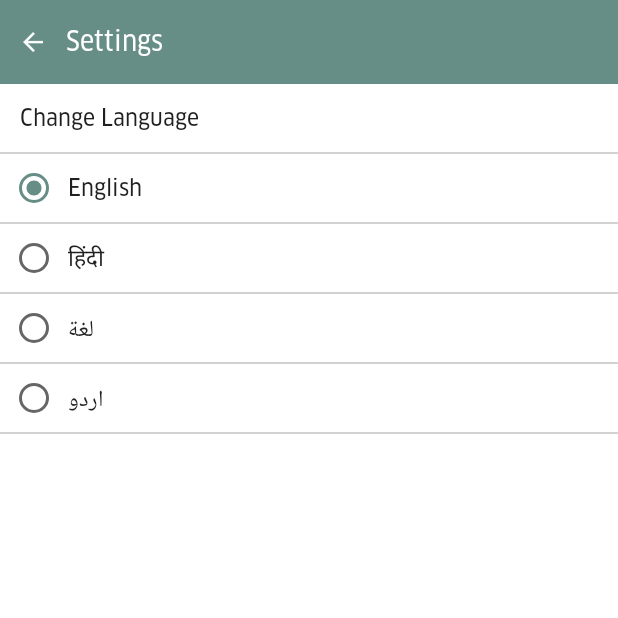
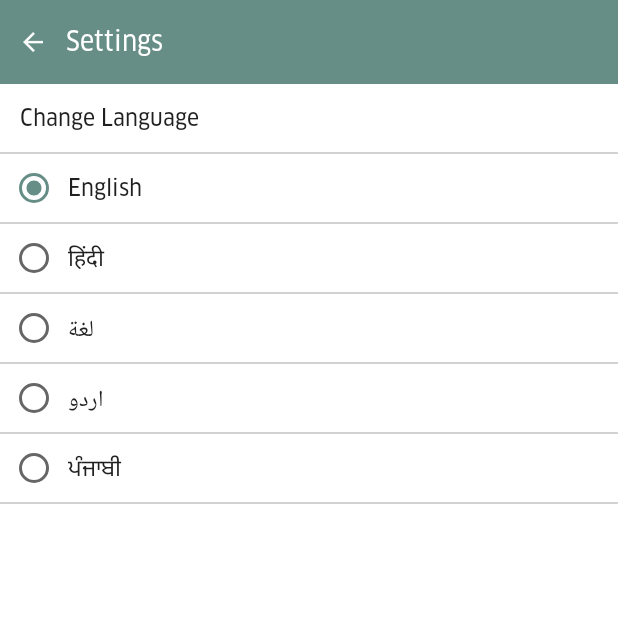
Before and after one commit to ssaranga/Dot2dotz_android_provider, an Android app: the ActivitySettings screen opened directly, with no data from a screen before it, on a phone screen of 412 x 824 dp, the top half of it. Run offline under Robolectric (Android 15) with nearby library versions, the phone set to English and light mode, and no system bars; our stand-ins replace sdp/ssp sizes; network calls fail.

Commit message:
punjabi language added

```diff
--- a/app/src/main/java/com/dot2dotz/provider/Activity/ActivitySettings.java
+++ b/app/src/main/java/com/dot2dotz/provider/Activity/ActivitySettings.java
@@ -38,8 +38,8 @@ import retrofit2.Callback;
 
 public class ActivitySettings extends AppCompatActivity {
 
-    private RadioButton radioEnglish, radioHindi,radioArabic,radioUrdu;
-    private LinearLayout lnrEnglish, lnrHindi,lnrArabic,lnrUrdu;
+    private RadioButton radioEnglish, radioHindi,radioArabic,radioUrdu, radioPunjabi;
+    private LinearLayout lnrEnglish, lnrHindi,lnrArabic,lnrUrdu, lnrPunjabi;
     private int UPDATE_HOME_WORK = 1;
     private ApiInterface mApiInterface;
     private CustomDialog customDialog, customDialogNew;
@@ -61,12 +61,14 @@ public class ActivitySettings extends AppCompatActivity {
         radioHindi = (RadioButton) findViewById(R.id.radioHindi);
         radioArabic = (RadioButton) findViewById(R.id.radioArabic);
         radioUrdu = (RadioButton) findViewById(R.id.radioUrdu);
+        radioPunjabi = (RadioButton) findViewById(R.id.radioPunjabi);
 
 
 
         lnrEnglish = (LinearLayout) findViewById(R.id.lnrEnglish);
         lnrHindi = (LinearLayout) findViewById(R.id.lnrHindi);
         lnrUrdu = (LinearLayout) findViewById(R.id.lnrUrdu);
+        lnrPunjabi = (LinearLayout) findViewById(R.id.lnrPunjabi);
 
 
 
@@ -97,6 +99,10 @@ public class ActivitySettings extends AppCompatActivity {
         {
             radioUrdu.setChecked(true);
         }
+        else if(SharedHelper.getKey(ActivitySettings.this, "language").equalsIgnoreCase("pa"))
+        {
+            radioPunjabi.setChecked(true);
+        }
         else {
             radioEnglish.setChecked(true);
         }
@@ -108,6 +114,7 @@ public class ActivitySettings extends AppCompatActivity {
                 radioHindi.setChecked(false);
                 radioArabic.setChecked(false);
                 radioUrdu.setChecked(false);
+                radioPunjabi.setChecked(false);
             }
         });
 
@@ -118,6 +125,7 @@ public class ActivitySettings extends AppCompatActivity {
                 radioArabic.setChecked(false);
                 radioHindi.setChecked(true);
                 radioUrdu.setChecked(false);
+                radioPunjabi.setChecked(false);
             }
         });
 
@@ -129,6 +137,7 @@ public class ActivitySettings extends AppCompatActivity {
                 radioArabic.setChecked(true);
                 radioHindi.setChecked(false);
                 radioUrdu.setChecked(false);
+                radioPunjabi.setChecked(false);
             }
         });
 
@@ -140,9 +149,21 @@ public class ActivitySettings extends AppCompatActivity {
                 radioUrdu.setChecked(true);
                 radioArabic.setChecked(false);
                 radioHindi.setChecked(false);
+                radioPunjabi.setChecked(false);
             }
         });
 
+        lnrPunjabi.setOnClickListener(new View.OnClickListener()
+        {
+            @Override
+            public void onClick(View view) {
+                radioEnglish.setChecked(false);
+                radioUrdu.setChecked(false);
+                radioArabic.setChecked(false);
+                radioHindi.setChecked(false);
+                radioPunjabi.setChecked(true);
+            }
+        });
 
 
 
@@ -154,6 +175,7 @@ public class ActivitySettings extends AppCompatActivity {
                     radioHindi.setChecked(false);
                     radioArabic.setChecked(false);
                     radioEnglish.setChecked(true);
+                    radioPunjabi.setChecked(false);
                     SharedHelper.putKey(ActivitySettings.this, "language", "en");
 
                     setLanguage();
@@ -173,6 +195,8 @@ public class ActivitySettings extends AppCompatActivity {
                     radioArabic.setChecked(false);
                     radioEnglish.setChecked(false);
                     radioUrdu.setChecked(false);
+
+                    radioPunjabi.setChecked(false);
                     SharedHelper.putKey(ActivitySettings.this, "language", "hi");
 
                     setLanguage();
@@ -192,6 +216,8 @@ public class ActivitySettings extends AppCompatActivity {
                     radioHindi.setChecked(false);
                     radioArabic.setChecked(true);
                     radioUrdu.setChecked(false);
+
+                    radioPunjabi.setChecked(false);
                     SharedHelper.putKey(ActivitySettings.this, "language", "ar");
                     setLanguage();
                     GoToMainActivity();
@@ -211,7 +237,29 @@ public class ActivitySettings extends AppCompatActivity {
                     radioHindi.setChecked(false);
                     radioArabic.setChecked(false);
                     radioUrdu.setChecked(true);
+
+                    radioPunjabi.setChecked(false);
                     SharedHelper.putKey(ActivitySettings.this, "language", "ur");
+                    setLanguage();
+                    GoToMainActivity();
+                }
+            }
+        });
+
+        radioPunjabi.setOnCheckedChangeListener(new CompoundButton.OnCheckedChangeListener()
+        {
+            @Override
+            public void onCheckedChanged(CompoundButton compoundButton, boolean isChecked)
+            {
+                if (isChecked)
+                {
+                    radioEnglish.setChecked(false);
+                    radioHindi.setChecked(false);
+                    radioArabic.setChecked(false);
+                    radioUrdu.setChecked(false);
+
+                    radioPunjabi.setChecked(true);
+                    SharedHelper.putKey(ActivitySettings.this, "language", "pa");
                     setLanguage();
                     GoToMainActivity();
                 }
--- a/app/src/main/res/layout/activity_settings.xml
+++ b/app/src/main/res/layout/activity_settings.xml
@@ -184,6 +184,37 @@
             android:layout_marginTop="@dimen/_5sdp"
             android:background="@color/view_grey_bg"
             android:gravity="bottom" />
+        <LinearLayout
+            android:id="@+id/lnrPunjabi"
+            android:layout_width="match_parent"
+            android:layout_height="wrap_content"
+            android:orientation="horizontal"
+            android:paddingLeft="@dimen/_5sdp"
+            android:paddingTop="@dimen/_5sdp">
+
+            <RadioButton
+                android:id="@+id/radioPunjabi"
+                android:layout_width="wrap_content"
+                android:layout_height="wrap_content" />
+
+            <com.dot2dotz.provider.Utilities.MyBoldTextView
+                android:layout_width="match_parent"
+                android:layout_height="wrap_content"
+                android:paddingLeft="@dimen/_5sdp"
+                android:text="@string/punjabi"
+                android:textAlignment="viewStart"
+                android:textColor="@color/black_text_color"
+                android:textSize="@dimen/_12sdp"
+                android:visibility="visible" />
+
+        </LinearLayout>
+
+        <View
+            android:layout_width="match_parent"
+            android:layout_height="@dimen/_1sdp"
+            android:layout_marginTop="@dimen/_5sdp"
+            android:background="@color/view_grey_bg"
+            android:gravity="bottom" />
 
     </LinearLayout>
 
--- a/app/src/main/res/values/strings.xml
+++ b/app/src/main/res/values/strings.xml
@@ -16,6 +16,7 @@
     <string name="upload_doucment">Upload/edit document</string>
     <string name="action_settings">Settings</string>
     <string name="close">Close</string>
+    <string name="punjabi">ਪੰਜਾਬੀ</string>
 
     <!--Activity Begin-->
     <string name="get_moving_with_moovr">Get moving with &appName;</string>
```
Also changed, not shown: 3 other files.
